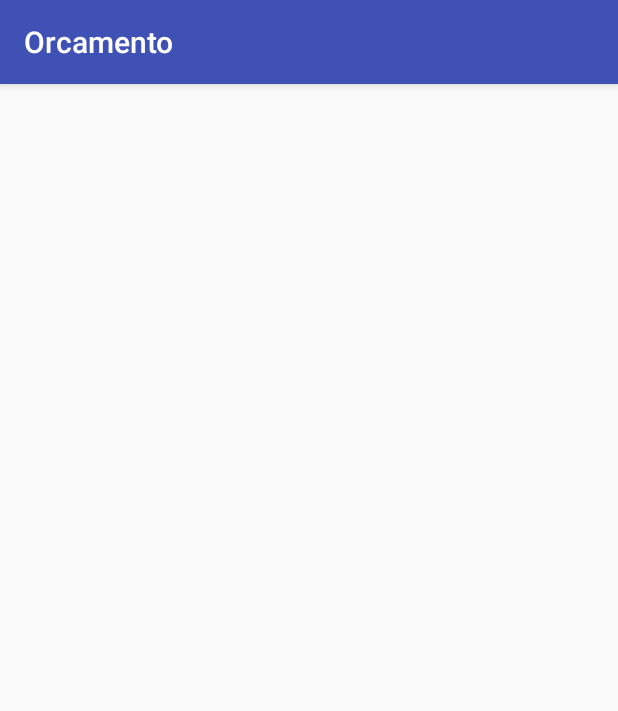
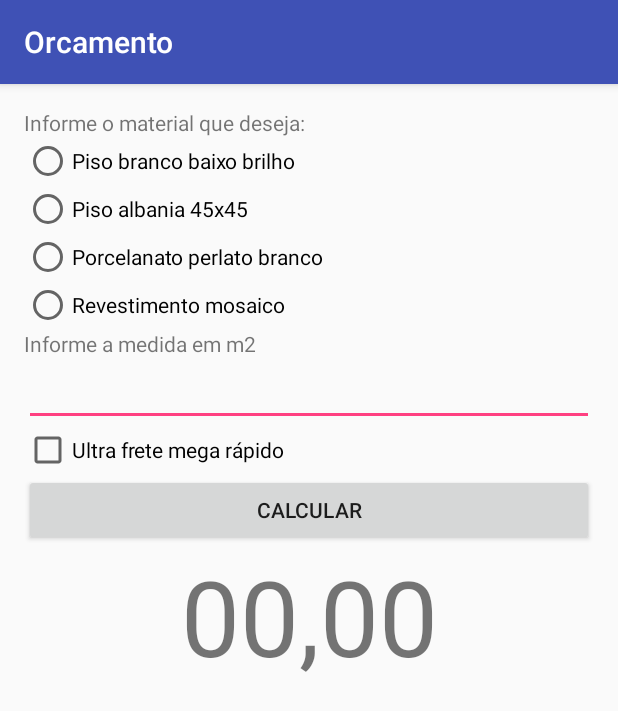
Before and after one commit to euvalentina/Orcamento, an Android app: the screen it shows after launch (MainActivity), on a phone screen of 412 x 824 dp. Shown: the top 711 px of the screen. Run offline under Robolectric (Android 15) with nearby library versions, the phone set to English and light mode, and no system bars.

Commit message:
layout pronto

```diff
--- a/app/src/main/res/layout/activity_main.xml
+++ b/app/src/main/res/layout/activity_main.xml
@@ -11,7 +11,70 @@
     android:orientation="vertical"
     tools:context="br.com.fiap.nac01.rm77136.orcamento.MainActivity">
 
+    <TextView
+        android:layout_width="match_parent"
+        android:layout_height="wrap_content"
+        android:text="@string/informe"/>
 
+    <RadioGroup
+        android:layout_width="match_parent"
+        android:layout_height="wrap_content"
+        android:id="@+id/grupoMaterial">
 
+        <RadioButton
+            android:layout_width="match_parent"
+            android:layout_height="wrap_content"
+            android:id="@+id/pisoBranco"
+            android:text="@string/pisoBranco"/>
 
+        <RadioButton
+            android:layout_width="match_parent"
+            android:layout_height="wrap_content"
+            android:id="@+id/pisoAlbania"
+            android:text="@string/pisoAlbania"/>
+
+        <RadioButton
+            android:layout_width="match_parent"
+            android:layout_height="wrap_content"
+            android:id="@+id/pisoPorcelanato"
+            android:text="@string/pisoPorcelanato"/>
+
+        <RadioButton
+            android:layout_width="match_parent"
+            android:layout_height="wrap_content"
+            android:id="@+id/pisoMosaico"
+            android:text="@string/pisoMosaico"/>
+
+    </RadioGroup>
+
+    <TextView
+        android:layout_width="match_parent"
+        android:layout_height="wrap_content"
+        android:text="@string/informe2"/>
+
+    <EditText
+        android:layout_width="match_parent"
+        android:layout_height="wrap_content"
+        android:id="@+id/metros"/>
+
+    <CheckBox
+        android:layout_width="match_parent"
+        android:layout_height="wrap_content"
+        android:id="@+id/frete"
+        android:text="@string/frete"/>
+
+    <Button
+        android:layout_width="match_parent"
+        android:layout_height="wrap_content"
+        android:onClick="Calcular"
+        android:id="@+id/calcular"
+        android:text="@string/calcular"/>
+
+    <TextView
+        android:layout_width="match_parent"
+        android:layout_height="wrap_content"
+        android:id="@+id/txtResultado"
+        android:text="00,00"
+        android:textSize="70sp"
+        android:textAlignment="center"/>
 </LinearLayout>
--- a/app/src/main/res/values/strings.xml
+++ b/app/src/main/res/values/strings.xml
@@ -1,3 +1,11 @@
 <resources>
     <string name="app_name">Orcamento</string>
+    <string name="informe">Informe o material que deseja:</string>
+    <string name="pisoBranco">Piso branco baixo brilho</string>
+    <string name="pisoAlbania">Piso albania 45x45</string>
+    <string name="pisoPorcelanato">Porcelanato perlato branco</string>
+    <string name="pisoMosaico">Revestimento mosaico</string>
+    <string name="informe2">Informe a medida em m2</string>
+    <string name="calcular">Calcular</string>
+    <string name="frete">Ultra frete mega rápido</string>
 </resources>
```
